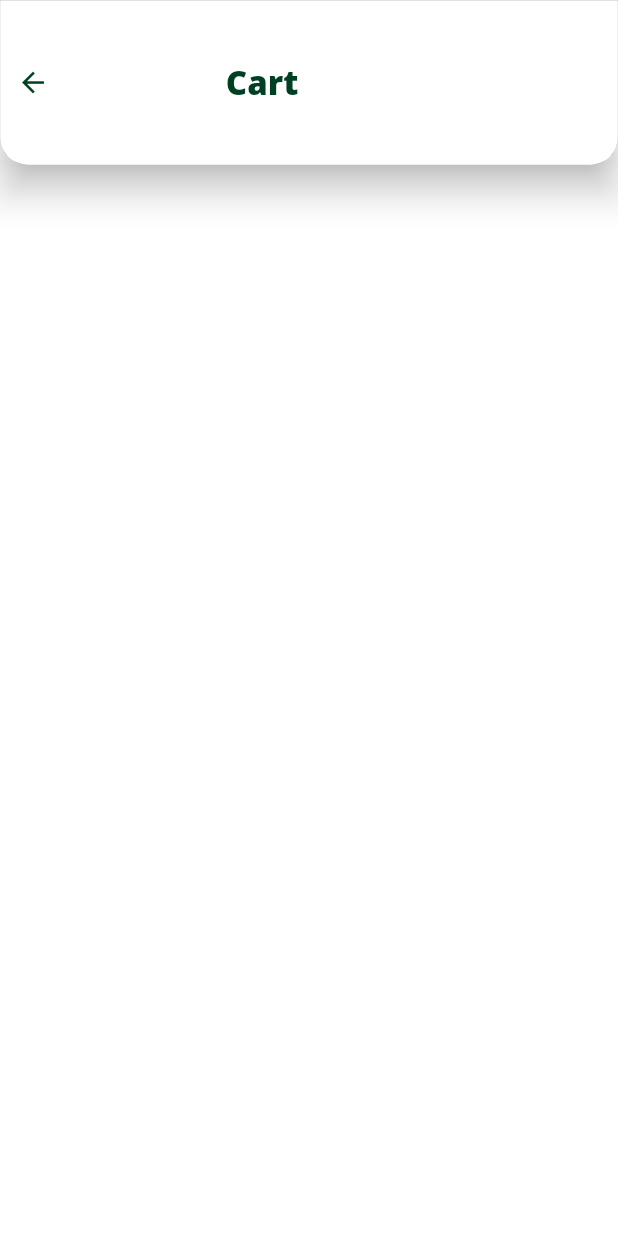
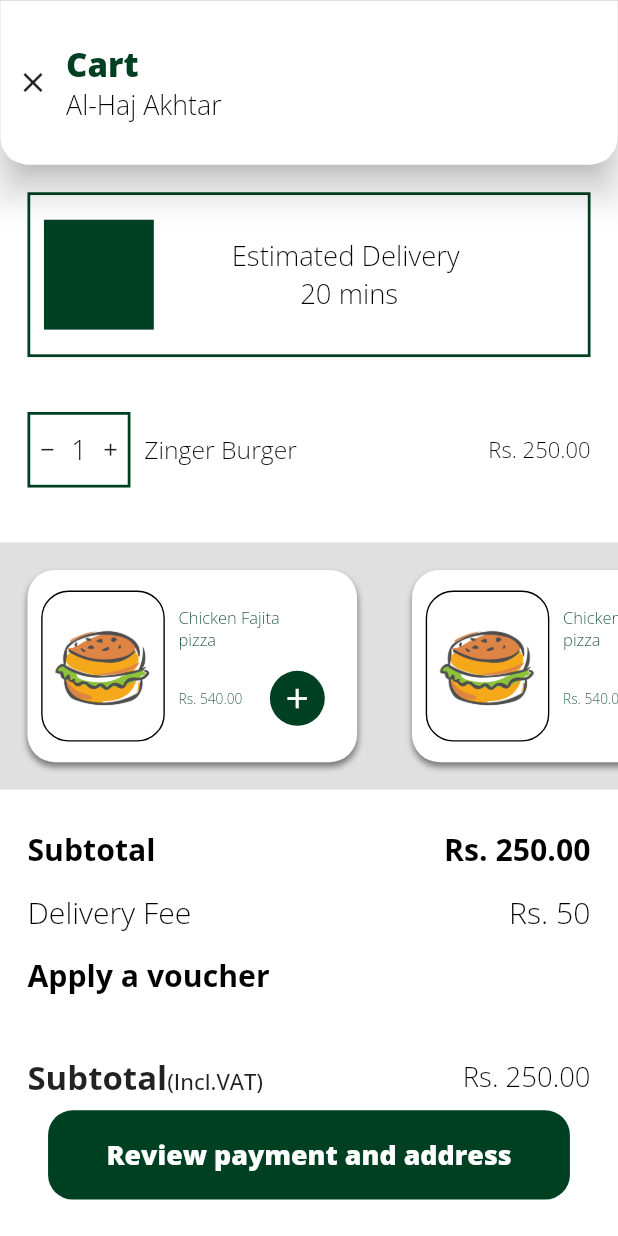
Before and after one commit to syedfaran/foody_yo, a Flutter app: the screen it shows after launch, on a phone screen of 412 x 824 dp. Run offline on Flutter 3.47's test engine with Material 2 defaults, Android fonts, the phone set to English and light mode, and no system bars; our stand-ins replace bloc, flutter_bloc, get_it, google_fonts, google_maps_flutter, pinput and 2 more; missing offline and left inert: rect_getter.

Commit message:
cart_page_done

```diff
--- a/lib/constants/app_string.dart
+++ b/lib/constants/app_string.dart
@@ -69,4 +69,12 @@ class AppString {
   static const specialInstruction = '+ add special instruction';
   static const viewYourCart = 'View your cart';
   static const cart = 'Cart';
+  static const subtotal = 'Subtotal';
+  static const deliveryFee = 'Delivery Fee';
+  static const applyAVoucher = 'Apply a voucher';
+  static const total = 'Total';
+  static const inclVAT ='(Incl.VAT)';
+  static const reviewPaymentAndAddress = 'Review payment and address';
+  static const alHajAkhtar = 'Al-Haj Akhtar';
+  static const estimatedDelivery = 'Estimated Delivery';
 }
--- a/lib/constants/route_string.dart
+++ b/lib/constants/route_string.dart
@@ -11,4 +11,5 @@ class RouteString{
   static const String voucher = '/voucher';
   static const String favourite = '/favourite';
   static const String walkThrough = '/walkThrough';
+  static const String applyAVoucher = '/applyAVoucher';
 }
--- a/lib/presentation/pages/cart_page/cart_page.dart
+++ b/lib/presentation/pages/cart_page/cart_page.dart
@@ -1,18 +1,131 @@
 import 'package:flutter/material.dart';
 import 'package:foody_yo/constants/app_string.dart';
+import 'package:foody_yo/constants/image_string.dart';
+import 'package:foody_yo/constants/route_string.dart';
+import 'package:foody_yo/presentation/pages/enums.dart';
+import 'package:foody_yo/presentation/pages/main_page/food_panda/panda_widget/category_section.dart';
+import 'package:foody_yo/presentation/theme/app_color.dart';
+import 'package:foody_yo/presentation/widgets/big_button.dart';
+import 'package:foody_yo/presentation/widgets/cart_payment_info.dart';
+import 'package:foody_yo/presentation/widgets/cart_payment_info_vouch_text.dart';
+import 'package:foody_yo/presentation/widgets/cart_quick_item_card.dart';
 import 'package:foody_yo/presentation/widgets/simple_appbar.dart';
-
+import 'package:foody_yo/presentation/widgets/simple_text.dart';
 
 class CardPage extends StatelessWidget {
   const CardPage({Key? key}) : super(key: key);
 
   @override
   Widget build(BuildContext context) {
-    return Scaffold(
-      appBar: SimpleAppBar(title: AppString.cart,),
-      body: Row(
-        children: [],
+    return SafeArea(
+      child: Scaffold(
+        appBar: const SimpleAppBar(
+          title: AppString.cart,
+          subtitle: AppString.alHajAkhtar,
+        ),
+        body: Column(
+          children: [
+            Container(
+              height: 120,
+              margin: const EdgeInsets.symmetric(vertical: 20, horizontal: 20),
+              width: double.infinity,
+              decoration: BoxDecoration(
+                border: Border.all(color: AppColor.mainGreen, width: 2),
+              ),
+              child: const _EstimatedDelivery(),
+            ),
+            Padding(
+              padding: const EdgeInsets.symmetric(horizontal: 20, vertical: 20),
+              child: Row(
+                children: [
+                  Container(
+                    height: 55,
+                    width: 75,
+                    decoration: BoxDecoration(
+                        border:
+                            Border.all(color: AppColor.mainGreen, width: 2)),
+                    child: Row(
+                      mainAxisAlignment: MainAxisAlignment.spaceAround,
+                      children: const [
+                        Icon(Icons.remove,size: 15),
+                        SimpleText('1'),
+
+                        Icon(Icons.add,size: 15),
+                      ],
+                    ),
+                  ),
+                  const SizedBox(width: 10),
+                  const SimpleText('Zinger Burger', fontSize: 18),
+                  const Spacer(),
+                  const SimpleText('Rs. 250.00', fontSize: 16),
+                ],
+              ),
+            ),
+            Container(
+              margin: const EdgeInsets.symmetric(vertical: 20),
+              height: 180,
+              alignment: Alignment.center,
+              width: double.infinity,
+              color: Colors.grey[300],
+              //child: const CartQuickItemCard(),
+              child: ListView.builder(
+                  itemCount: 10,
+                  scrollDirection: Axis.horizontal,
+                  itemBuilder: (context, index) =>
+                  const  Align(child:  CartQuickItemCard())),
+            ),
+            const CartPaymentInfo(
+              option: AppString.subtotal,
+              value: 'Rs. 250.00',
+            ),
+            const CartPaymentInfo(
+                option: AppString.deliveryFee,
+                value: 'Rs. 50',
+                enumText: EnumText.light),
+            GestureDetector(
+              onTap: () {
+                Navigator.pushNamed(context, RouteString.applyAVoucher);
+              },
+              child: const CartPaymentInfo(
+                option: AppString.applyAVoucher,
+                value: '',
+              ),
+            ),
+            const Spacer(),
+            const CartPaymentInfoVouch(value: 'Rs. 250.00'),
+            BigButton(
+                text: AppString.reviewPaymentAndAddress,
+                onPressed: () {},
+                fontSize: 19.5,
+                height: 65),
+            const Spacer(),
+          ],
+        ),
       ),
     );
   }
 }
+
+
+
+class _EstimatedDelivery extends StatelessWidget {
+  const _EstimatedDelivery({Key? key}) : super(key: key);
+
+  @override
+  Widget build(BuildContext context) {
+    return Row(
+      mainAxisAlignment: MainAxisAlignment.start,
+      children: [
+        Container(
+          margin: const EdgeInsets.symmetric(vertical: 10,horizontal: 10),
+          height: 80,
+          width: 80,
+          color: AppColor.mainGreen,
+        ),
+        const Spacer(),
+        const SimpleText('${AppString.estimatedDelivery}\n 20 mins'),
+        const Spacer(flex: 2,),
+      ],
+    );
+  }
+}
--- /dev/null
+++ b/lib/presentation/pages/main_page/apply_a_voucher.dart
@@ -0,0 +1,18 @@
+import 'package:flutter/material.dart';
+import 'package:foody_yo/constants/app_string.dart';
+import 'package:foody_yo/presentation/widgets/simple_appbar.dart';
+
+class ApplyAVoucher extends StatelessWidget {
+  const ApplyAVoucher({Key? key}) : super(key: key);
+
+  @override
+  Widget build(BuildContext context) {
+    return SafeArea(
+        child: Scaffold(
+      appBar: const SimpleAppBar(
+        title: AppString.applyAVoucher,
+      ),
+      body: Container(),
+    ));
+  }
+}
--- a/lib/presentation/widgets/big_button.dart
+++ b/lib/presentation/widgets/big_button.dart
@@ -6,7 +6,15 @@ class BigButton extends StatelessWidget {
   final void Function() onPressed;
   final double height;
   final double width;
-  const BigButton({Key? key, required this.text, required this.onPressed,this.width=380,this.height=75})
+  final double fontSize;
+
+  const BigButton(
+      {Key? key,
+      required this.text,
+      required this.onPressed,
+      this.width = 380,
+      this.height = 75,
+      this.fontSize = 24})
       : super(key: key);
 
   @override
@@ -17,15 +25,15 @@ class BigButton extends StatelessWidget {
       child: ElevatedButton(
         onPressed: onPressed,
         child: Text(text,
-            style: Theme.of(context)
-                .textTheme
-                .bodyText1!
-                .copyWith(color: AppColor.whiteTextColor, fontSize: 26,fontWeight: FontWeight.w900)),
+            style: Theme.of(context).textTheme.bodyText1!.copyWith(
+                color: AppColor.whiteTextColor,
+                fontSize: fontSize,
+                fontWeight: FontWeight.w900)),
         style: ElevatedButton.styleFrom(
             elevation: 0.0,
             shape:
                 RoundedRectangleBorder(borderRadius: BorderRadius.circular(18)),
-           // padding: const EdgeInsets.symmetric(horizontal: 50, vertical: 30),
+            // padding: const EdgeInsets.symmetric(horizontal: 50, vertical: 30),
             primary: AppColor.mainGreen),
       ),
     );
--- /dev/null
+++ b/lib/presentation/widgets/cart_payment_info.dart
@@ -0,0 +1,41 @@
+import 'package:flutter/material.dart';
+import 'package:foody_yo/presentation/pages/enums.dart';
+import 'package:foody_yo/presentation/widgets/simple_text.dart';
+
+
+class CartPaymentInfo extends StatelessWidget {
+  final String option;
+  final String value;
+  final EnumText? enumText;
+  final double? fontSize;
+
+  const CartPaymentInfo(
+      {Key? key,
+        required this.option,
+        required this.value,
+        this.enumText = EnumText.bold,
+        this.fontSize = 22})
+      : super(key: key);
+
+  @override
+  Widget build(BuildContext context) {
+    return Padding(
+      padding: const EdgeInsets.symmetric(horizontal: 20, vertical: 8),
+      child: Row(
+        children: [
+          SimpleText(
+            option,
+            fontSize: fontSize!,
+            enumText: enumText,
+          ),
+          const Spacer(),
+          SimpleText(
+            value,
+            fontSize: fontSize!,
+            enumText: enumText,
+          )
+        ],
+      ),
+    );
+  }
+}
--- /dev/null
+++ b/lib/presentation/widgets/cart_payment_info_vouch_text.dart
@@ -0,0 +1,40 @@
+import 'package:flutter/material.dart';
+import 'package:foody_yo/constants/app_string.dart';
+import 'package:foody_yo/presentation/widgets/simple_text.dart';
+
+class CartPaymentInfoVouch extends StatelessWidget {
+  final String value;
+  final double? fontSize;
+
+  const CartPaymentInfoVouch({Key? key, required this.value, this.fontSize = 24})
+      : super(key: key);
+
+  @override
+  Widget build(BuildContext context) {
+    return Padding(
+      padding: const EdgeInsets.symmetric(horizontal: 20.0, vertical: 8),
+      child: Row(
+        children: [
+          RichText(
+            text: TextSpan(
+                text: AppString.subtotal,
+                style: Theme.of(context)
+                    .textTheme
+                    .bodyText1!
+                    .copyWith(fontSize: 24, fontWeight: FontWeight.bold),
+                children: [
+                  TextSpan(
+                      text: AppString.inclVAT,
+                      style: Theme.of(context)
+                          .textTheme
+                          .bodyText1!
+                          .copyWith(fontSize: 16))
+                ]),
+          ),
+          const Spacer(),
+          SimpleText(value),
+        ],
+      ),
+    );
+  }
+}
--- /dev/null
+++ b/lib/presentation/widgets/cart_quick_item_card.dart
@@ -0,0 +1,80 @@
+import 'package:flutter/material.dart';
+import 'package:foody_yo/constants/image_string.dart';
+import 'package:foody_yo/presentation/pages/enums.dart';
+import 'package:foody_yo/presentation/pages/main_page/food_panda/panda_widget/category_section.dart';
+import 'package:foody_yo/presentation/theme/app_color.dart';
+import 'package:foody_yo/presentation/widgets/simple_text.dart';
+
+class CartQuickItemCard extends StatelessWidget {
+  const CartQuickItemCard({Key? key}) : super(key: key);
+
+  @override
+  Widget build(BuildContext context) {
+    return Container(
+      height: 140,
+      width: 240,
+      margin: const EdgeInsets.symmetric(horizontal: 20),
+      decoration: BoxDecoration(
+        color: AppColor.whiteColor,
+        borderRadius: BorderRadius.circular(20),
+        boxShadow: const [
+          BoxShadow(
+            color: Colors.black45,
+            offset: Offset(0, 3),
+            blurRadius: 3,
+          )
+        ],
+      ),
+      child: Row(
+        children: [
+          Container(
+              height: 110,
+              width: 90,
+              margin: const EdgeInsets.symmetric(horizontal: 10),
+              decoration: BoxDecoration(
+                  borderRadius: BorderRadius.circular(20),
+                  border: Border.all()),
+              child: const Image(
+                image: ImageString.burger,
+                fit: BoxFit.contain,
+              )),
+          Expanded(
+            child: Column(
+              mainAxisAlignment: MainAxisAlignment.center,
+              crossAxisAlignment: CrossAxisAlignment.start,
+              children: [
+                const SimpleText(
+                  'Chicken Fajita',
+                  fontSize: 12,
+                  color: AppColor.mainGreen,
+                  enumText: EnumText.light,
+                ),
+                const SimpleText(
+                  'pizza',
+                  fontSize: 12,
+                  color: AppColor.mainGreen,
+                  enumText: EnumText.light,
+                ),
+                const SizedBox(height: 15),
+                Row(
+                  children: [
+                    const SimpleText(
+                      'Rs. 540.00',
+                      fontSize: 10,
+                      color: AppColor.mainGreen,
+                      enumText: EnumText.light,
+                    ),
+                    CircularButton(
+                      onPressed: () {},
+                      iconData: Icons.add,
+                    ),
+                  ],
+                )
+              ],
+            ),
+          ),
+        ],
+      ),
+    );
+  }
+}
--- a/lib/presentation/widgets/simple_appbar.dart
+++ b/lib/presentation/widgets/simple_appbar.dart
@@ -6,17 +6,18 @@ import 'package:foody_yo/presentation/widgets/simple_text.dart';
 
 class SimpleAppBar extends StatelessWidget implements PreferredSizeWidget {
   final String title;
+  final String? subtitle;
 
-  const SimpleAppBar({Key? key, required this.title}) : super(key: key);
+  const SimpleAppBar({Key? key, required this.title, this.subtitle})
+      : super(key: key);
 
   @override
   Widget build(BuildContext context) {
     return AppBar(
       automaticallyImplyLeading: false,
       elevation: 10,
-      centerTitle: true,
       flexibleSpace: Container(
-        alignment: Alignment.center,
+       alignment: subtitle == null?Alignment.center:null,
         decoration: BoxDecoration(
           color: AppColor.whiteColor,
           border: Border.all(color: Colors.black45, width: .1),
@@ -24,9 +25,9 @@ class SimpleAppBar extends StatelessWidget implements PreferredSizeWidget {
               bottomLeft: Radius.circular(20),
               bottomRight: Radius.circular(20)),
         ),
-        child: Row(
+        child: subtitle == null
+            ? Row(
                 mainAxisAlignment: MainAxisAlignment.center,
-
                 children: [
                   const ArrowBack(),
                   const Spacer(),
@@ -35,6 +36,26 @@ class SimpleAppBar extends StatelessWidget implements PreferredSizeWidget {
                       fontSize: 24,
                       enumText: EnumText.extraBold),
                   const Spacer(flex: 2),
+                ],
+              )
+            : Row(
+              children: [
+                IconButton(onPressed: (){
+                  Navigator.pop(context);
+                }, icon: const Icon(Icons.close)),
+                Column(
+                    crossAxisAlignment: CrossAxisAlignment.start,
+                    mainAxisAlignment: MainAxisAlignment.center,
+                    children: [
+                      SimpleText(title,
+                          color: AppColor.mainGreen,
+                          fontSize: 24,
+                          enumText: EnumText.extraBold),
+                      SimpleText(subtitle!,
+                          fontSize: 19.5,
+                          enumText: EnumText.light),
+                    ],
+                  ),
               ],
             ),
       ),
--- a/lib/route_generator.dart
+++ b/lib/route_generator.dart
@@ -2,6 +2,7 @@ import 'package:flutter/material.dart';
 import 'package:foody_yo/presentation/pages/cart_page/cart_page.dart';
 import 'package:foody_yo/presentation/pages/location_walk_through/location_walk_through.dart';
 import 'package:foody_yo/presentation/pages/login_signup/login_signup.dart';
+import 'package:foody_yo/presentation/pages/main_page/apply_a_voucher.dart';
 import 'package:foody_yo/presentation/pages/main_page/drawer/drawer_item_page/favourite_page/favourite_page.dart';
 import 'package:foody_yo/presentation/pages/main_page/drawer/drawer_item_page/help_center_page/cancel_order_page.dart';
 import 'package:foody_yo/presentation/pages/main_page/drawer/drawer_item_page/help_center_page/help_center_page.dart';
@@ -54,6 +55,8 @@ class RouteGenerator {
         return MaterialPageRoute(builder: (context)=>const VoucherPage());
       case RouteString.favourite:
         return MaterialPageRoute(builder: (context)=>const FavouritePage());
+      case RouteString.applyAVoucher:
+        return MaterialPageRoute(builder: (context)=>const ApplyAVoucher());
 
       default:
       // If there is no such named route in the switch statement, e.g. /third
```
Lines whose indentation alone changed are shown as unchanged.
